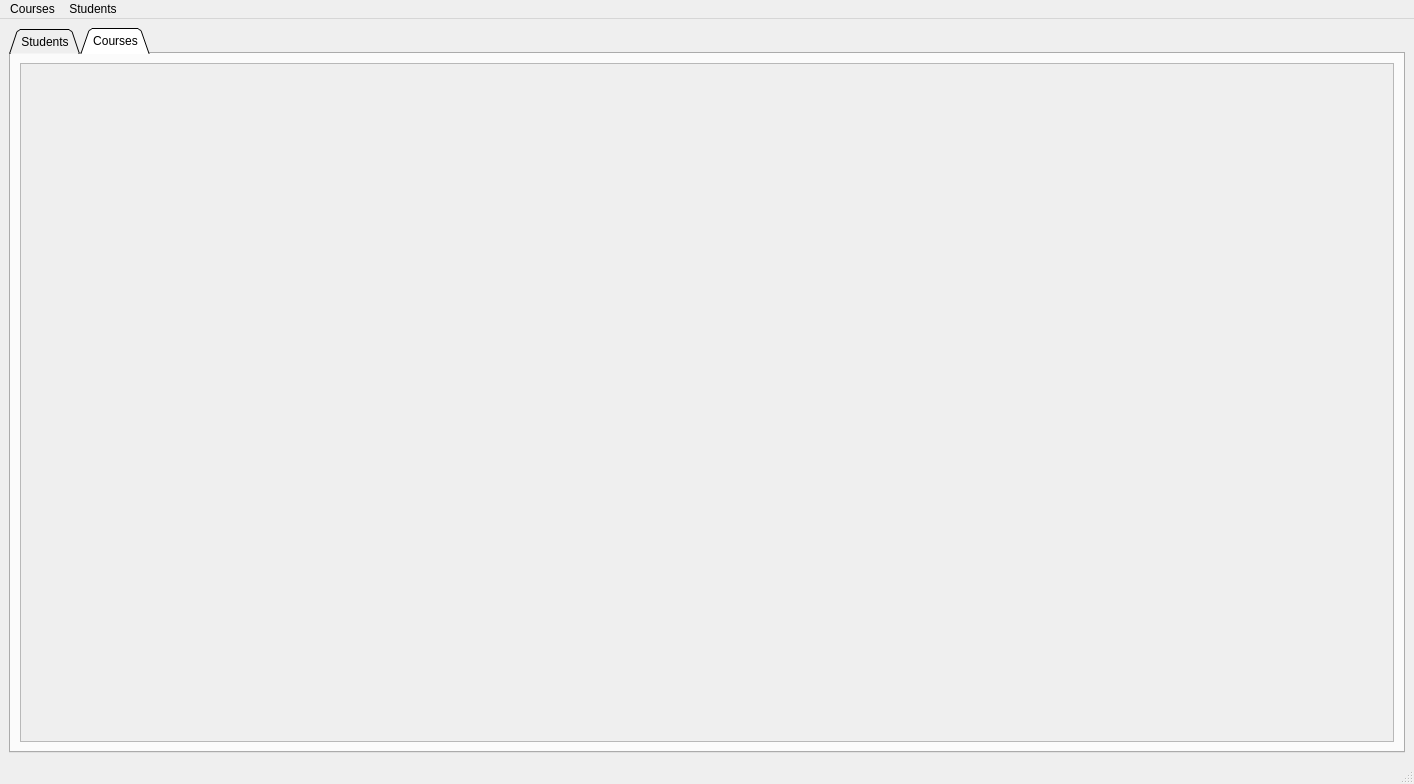
Qt form ui/main_menu.ui (Jared-Gross/Gradebook) before a commit.
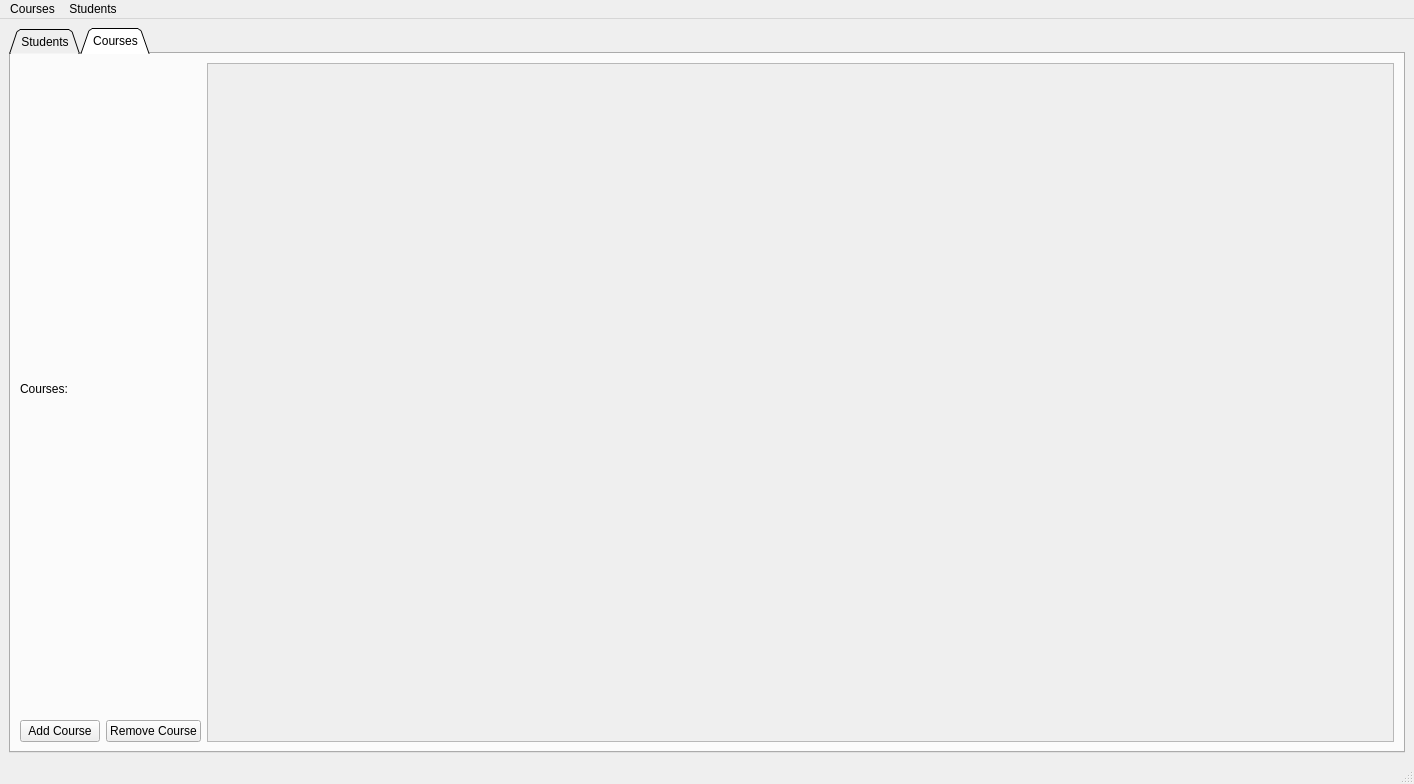
The same form after that commit. The open tabs and pages were chosen to show the change.

Commit message: Better Course Widget

Diff of the .ui file:
```diff
--- a/ui/main_menu.ui
+++ b/ui/main_menu.ui
@@ -94,7 +94,46 @@
        <attribute name="title">
         <string>Courses</string>
        </attribute>
-       <layout class="QVBoxLayout" name="verticalLayout_3">
+       <layout class="QHBoxLayout" name="horizontalLayout" stretch="0,1">
+        <item>
+         <layout class="QVBoxLayout" name="verticalLayout_3" stretch="0,1,0">
+          <property name="spacing">
+           <number>6</number>
+          </property>
+          <item>
+           <widget class="QLabel" name="label_2">
+            <property name="text">
+             <string>Courses:</string>
+            </property>
+           </widget>
+          </item>
+          <item>
+           <layout class="QVBoxLayout" name="courses_list_widget_layout">
+            <property name="spacing">
+             <number>0</number>
+            </property>
+           </layout>
+          </item>
+          <item>
+           <layout class="QHBoxLayout" name="horizontalLayout_2">
+            <item>
+             <widget class="QPushButton" name="pushButton_add_course">
+              <property name="text">
+               <string>Add Course</string>
+              </property>
+             </widget>
+            </item>
+            <item>
+             <widget class="QPushButton" name="pushButton_remove_course">
+              <property name="text">
+               <string>Remove Course</string>
+              </property>
+             </widget>
+            </item>
+           </layout>
+          </item>
+         </layout>
+        </item>
         <item>
          <widget class="QScrollArea" name="scrollArea">
           <property name="widgetResizable">
@@ -105,7 +144,7 @@
             <rect>
              <x>0</x>
              <y>0</y>
-             <width>1370</width>
+             <width>1195</width>
              <height>683</height>
             </rect>
            </property>
```
Left out of the diff: 2 changed lines with no effect on the pictures. The commit also changes 7 other files.
